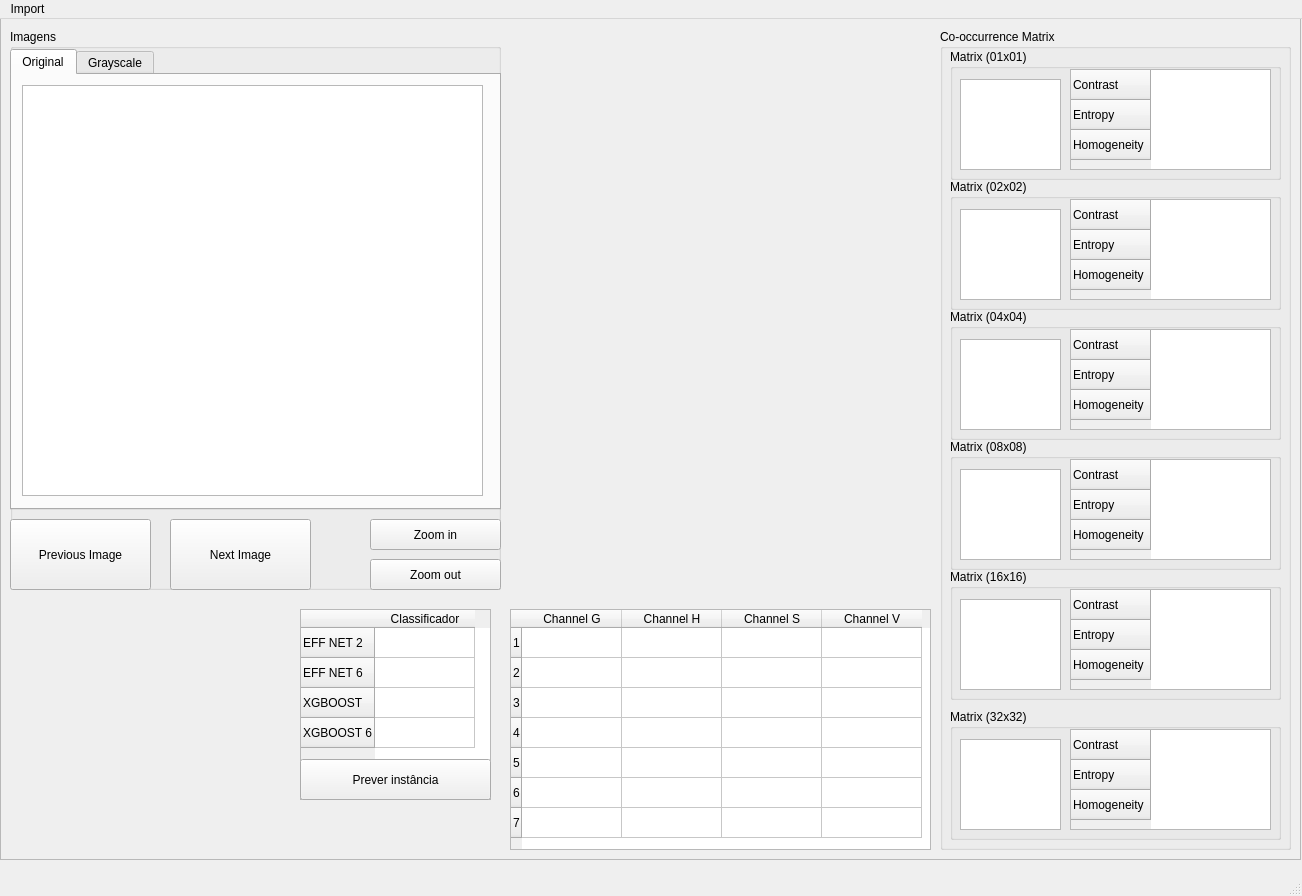
Andreixzc/Pap-smear-CellClassification, file Interface/main.ui: the form before one commit.
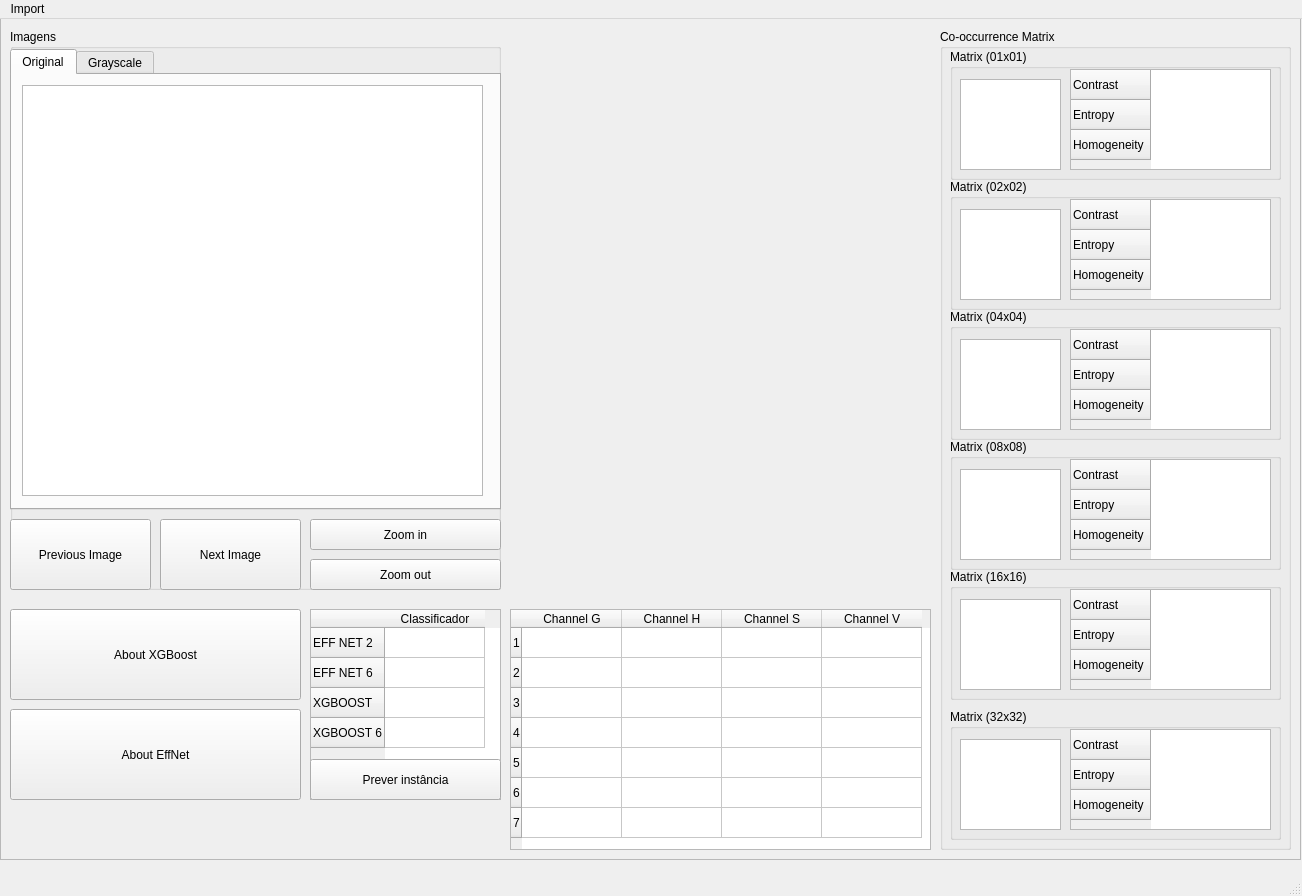
The form after the commit.

```diff
--- a/Interface/main.ui
+++ b/Interface/main.ui
@@ -190,9 +190,9 @@
      <widget class="QPushButton" name="zoomInButton">
       <property name="geometry">
        <rect>
-        <x>360</x>
+        <x>300</x>
         <y>490</y>
-        <width>131</width>
+        <width>191</width>
         <height>31</height>
        </rect>
       </property>
@@ -203,9 +203,9 @@
      <widget class="QPushButton" name="zoomOutButton">
       <property name="geometry">
        <rect>
-        <x>360</x>
+        <x>300</x>
         <y>530</y>
-        <width>131</width>
+        <width>191</width>
         <height>31</height>
        </rect>
       </property>
@@ -229,7 +229,7 @@
      <widget class="QPushButton" name="nextImageButton">
       <property name="geometry">
        <rect>
-        <x>160</x>
+        <x>150</x>
         <y>490</y>
         <width>141</width>
         <height>71</height>
@@ -763,7 +763,7 @@
      <widget class="QTableWidget" name="tableChannel_2">
       <property name="geometry">
        <rect>
-        <x>300</x>
+        <x>310</x>
         <y>600</y>
         <width>191</width>
         <height>191</height>
@@ -806,7 +806,7 @@
      <widget class="QPushButton" name="predictButton">
       <property name="geometry">
        <rect>
-        <x>300</x>
+        <x>310</x>
         <y>750</y>
         <width>191</width>
         <height>41</height>
@@ -816,6 +816,32 @@
        <string>Prever instância</string>
       </property>
      </widget>
+     <widget class="QPushButton" name="classifiers">
+      <property name="geometry">
+       <rect>
+        <x>10</x>
+        <y>600</y>
+        <width>291</width>
+        <height>91</height>
+       </rect>
+      </property>
+      <property name="text">
+       <string>About XGBoost</string>
+      </property>
+     </widget>
+     <widget class="QPushButton" name="classifiers_2">
+      <property name="geometry">
+       <rect>
+        <x>10</x>
+        <y>700</y>
+        <width>291</width>
+        <height>91</height>
+       </rect>
+      </property>
+      <property name="text">
+       <string>About EffNet</string>
+      </property>
+     </widget>
     </widget>
     <widget class="QWidget" name="grayscaleHistogram" native="true">
      <property name="geometry">
```
Left out of the diff: 2 changed lines with no effect on the pictures.
